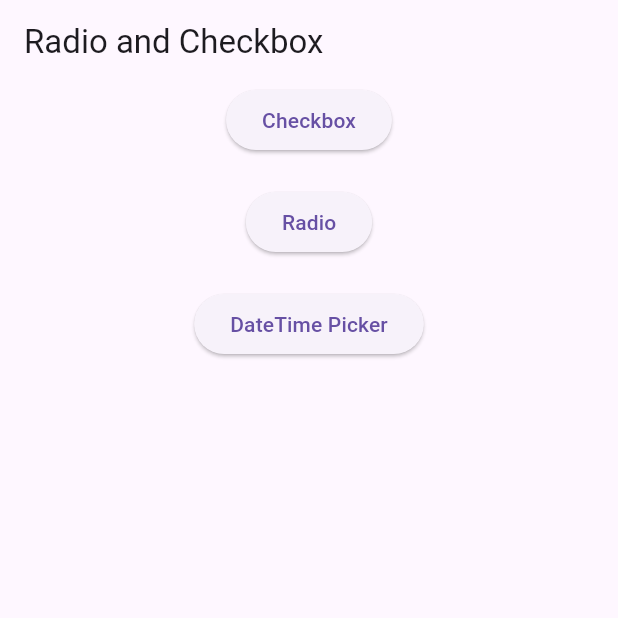
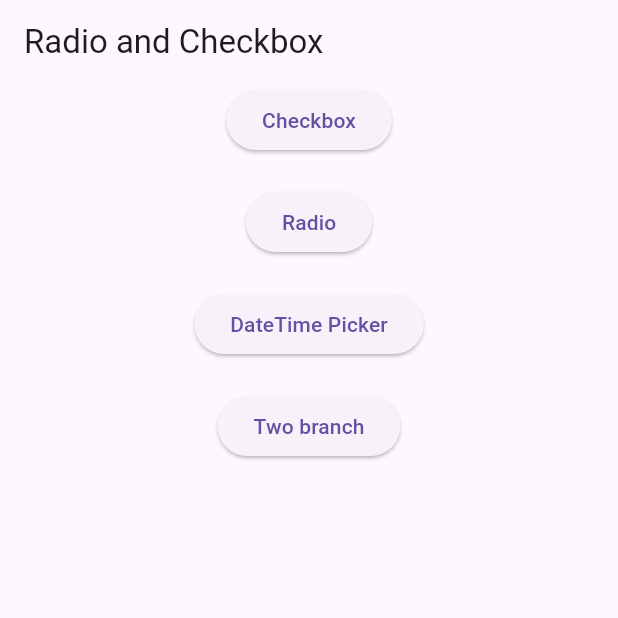
Before and after one commit to Inzaaamam/radio_checkbox, a Flutter app: the screen it shows after launch, on a phone screen of 412 x 824 dp, the top half of it. Run offline on Flutter 3.47's test engine with Material 3 defaults, Android fonts, the phone set to English and light mode, and no system bars; our stand-ins replace bloc, flutter_bloc, reactive_forms; missing offline and left inert: reactive_date_time_picker.

Commit message:
add two branch here

```diff
--- a/lib/main.dart
+++ b/lib/main.dart
@@ -1,6 +1,8 @@
 import 'package:flutter/material.dart';
 import 'package:ui_practices_app/checkbox/checkbox.dart';
 import 'package:ui_practices_app/data_time_picker/data_time_picker.dart';
+import 'package:ui_practices_app/git_branch_work_here/two.dart';
+
 import 'package:ui_practices_app/radio/radio_screen.dart';
 
 void main() {
@@ -68,7 +70,20 @@ class HomeScren extends StatelessWidget {
                           builder: (context) => const DataTimeScreen()));
                 },
                 child: const Text('DateTime Picker')),
-          )
+          ),
+          const SizedBox(
+            height: 20,
+          ),
+          Center(
+            child: ElevatedButton(
+                onPressed: () {
+                  Navigator.push(
+                      context,
+                      MaterialPageRoute(
+                          builder: (context) => const TwoBranch()));
+                },
+                child: const Text('Two branch')),
+          ),
         ],
       ),
     );
```
Also changed, not shown: lib/git_branch_work_here/two.dart (added).
